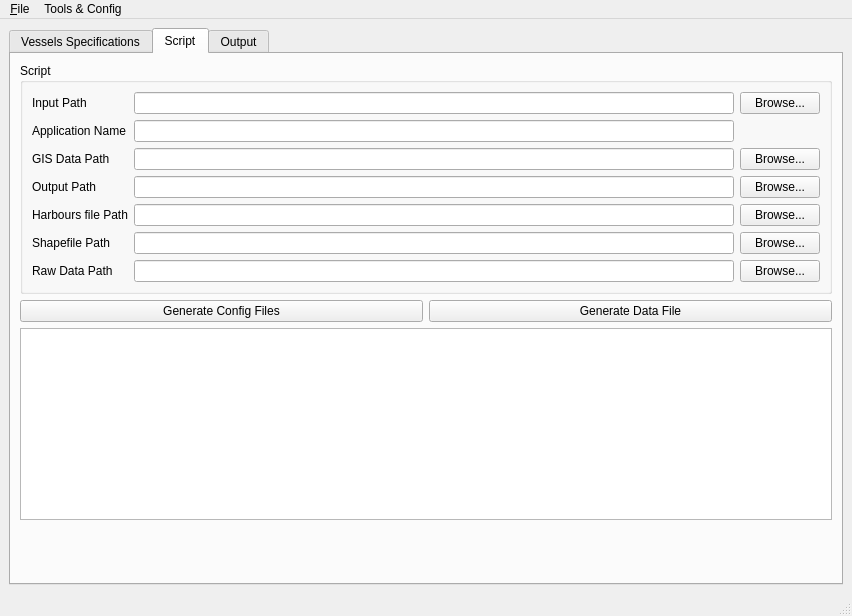
Qt form vesseleditor/vesseleditormainwindow.ui (frabas/DISPLACE_GUI) before a commit.
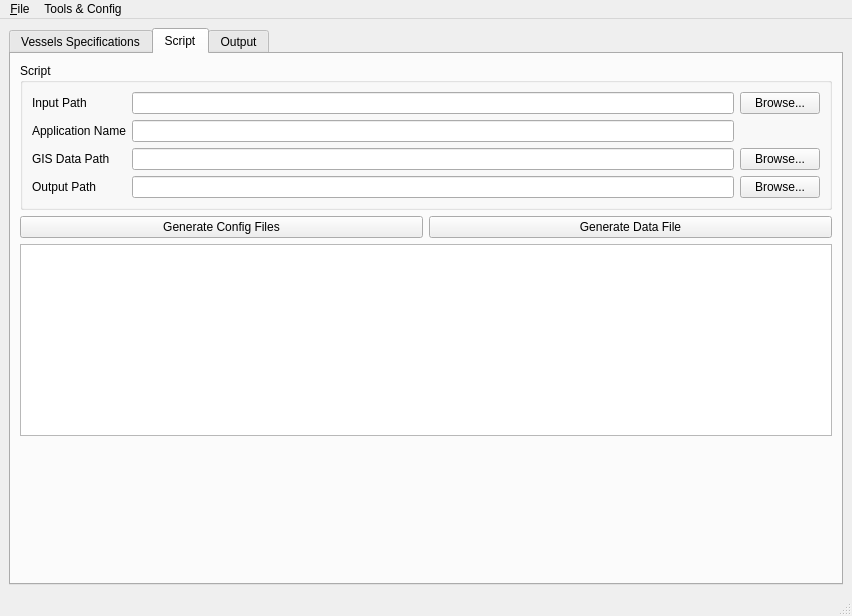
The same form after that commit.

Patch:
```diff
--- a/vesseleditor/vesseleditormainwindow.ui
+++ b/vesseleditor/vesseleditormainwindow.ui
@@ -73,13 +73,6 @@
            <string>Script</string>
           </property>
           <layout class="QGridLayout" name="gridLayout">
-           <item row="10" column="0">
-            <widget class="QLabel" name="label_2">
-             <property name="text">
-              <string>Harbours file Path</string>
-             </property>
-            </widget>
-           </item>
            <item row="8" column="0">
             <widget class="QLabel" name="label_5">
              <property name="text">
@@ -134,13 +127,6 @@
            <item row="8" column="1">
             <widget class="QLineEdit" name="outputPath"/>
            </item>
-           <item row="10" column="3">
-            <widget class="QPushButton" name="browseHarboursPath">
-             <property name="text">
-              <string>Browse...</string>
-             </property>
-            </widget>
-           </item>
            <item row="8" column="3">
             <widget class="QPushButton" name="browseOutputPath">
              <property name="text">
@@ -148,43 +134,6 @@
              </property>
             </widget>
            </item>
-           <item row="10" column="1">
-            <widget class="QLineEdit" name="harbourFilePath"/>
-           </item>
-           <item row="11" column="0">
-            <widget class="QLabel" name="label_6">
-             <property name="text">
-              <string>Shapefile Path</string>
-             </property>
-            </widget>
-           </item>
-           <item row="11" column="3">
-            <widget class="QPushButton" name="browseShapefilePath">
-             <property name="text">
-              <string>Browse...</string>
-             </property>
-            </widget>
-           </item>
-           <item row="11" column="1">
-            <widget class="QLineEdit" name="shapefilePath"/>
-           </item>
-           <item row="12" column="3">
-            <widget class="QPushButton" name="browseRawPath">
-             <property name="text">
-              <string>Browse...</string>
-             </property>
-            </widget>
-           </item>
-           <item row="12" column="0">
-            <widget class="QLabel" name="label_7">
-             <property name="text">
-              <string>Raw Data Path</string>
-             </property>
-            </widget>
-           </item>
-           <item row="12" column="1">
-            <widget class="QLineEdit" name="rawPath"/>
-           </item>
           </layout>
          </widget>
         </item>
```
